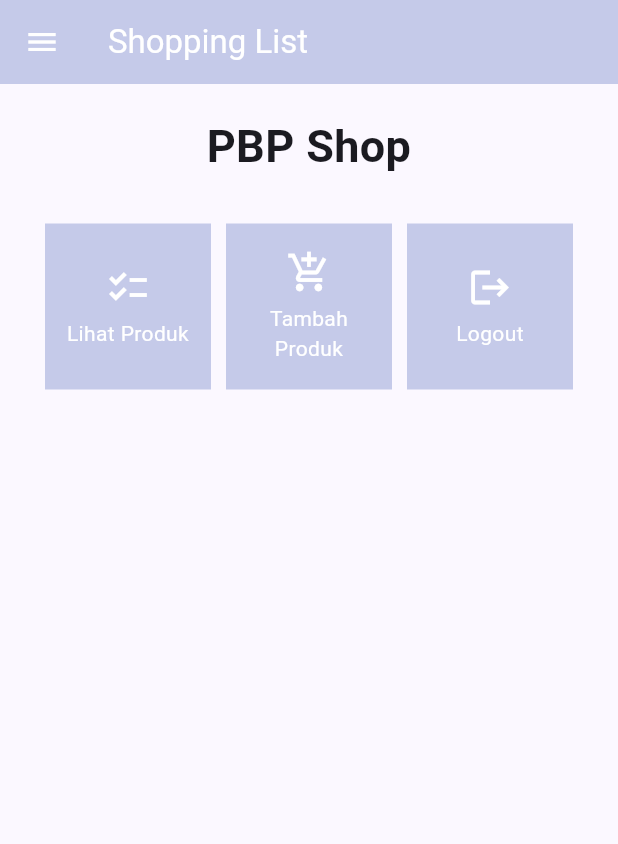
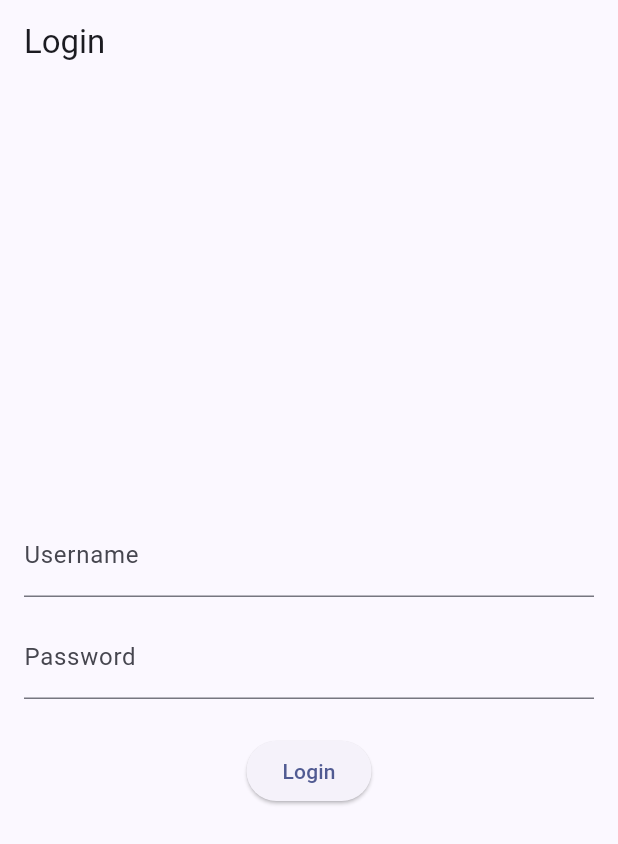
Before and after one commit to budf93/shopping-list-mobile, a Flutter app: the screen it shows after launch, on a phone screen of 412 x 824 dp. Shown: the top 844 px of the screen. Run offline on Flutter 3.47's test engine with Material 2 defaults, Android fonts, the phone set to English and light mode, and no system bars; missing offline and left inert: pbp_django_auth.

Commit message:
menyelesaikan tutorial 8

```diff
--- a/lib/main.dart
+++ b/lib/main.dart
@@ -1,4 +1,7 @@
 import 'package:flutter/material.dart';
+import 'package:pbp_django_auth/pbp_django_auth.dart';
+import 'package:provider/provider.dart';
+import 'package:shopping_list/screens/login.dart';
 import 'package:shopping_list/screens/menu.dart';
 
 void main() {
@@ -6,33 +9,22 @@ void main() {
 }
 
 class MyApp extends StatelessWidget {
-  const MyApp({super.key});
+  const MyApp({Key? key}) : super(key: key);
 
-  // This widget is the root of your application.
   @override
   Widget build(BuildContext context) {
-    return MaterialApp(
-      title: 'Flutter Demo',
-      theme: ThemeData(
-        // This is the theme of your application.
-        //
-        // TRY THIS: Try running your application with "flutter run". You'll see
-        // the application has a blue toolbar. Then, without quitting the app,
-        // try changing the seedColor in the colorScheme below to Colors.green
-        // and then invoke "hot reload" (save your changes or press the "hot
-        // reload" button in a Flutter-supported IDE, or press "r" if you used
-        // the command line to start the app).
-        //
-        // Notice that the counter didn't reset back to zero; the application
-        // state is not lost during the reload. To reset the state, use hot
-        // restart instead.
-        //
-        // This works for code too, not just values: Most code changes can be
-        // tested with just a hot reload.
-        colorScheme: ColorScheme.fromSeed(seedColor: Colors.indigo),
-        useMaterial3: true,
-      ),
-      home: MyHomePage(),
+    return Provider(
+      create: (_) {
+        CookieRequest request = CookieRequest();
+        return request;
+      },
+      child: MaterialApp(
+          title: 'Flutter App',
+          theme: ThemeData(
+            colorScheme: ColorScheme.fromSeed(seedColor: Colors.indigo),
+            useMaterial3: true,
+          ),
+          home: LoginPage()),
     );
   }
 }
--- /dev/null
+++ b/lib/screens/login.dart
@@ -0,0 +1,114 @@
+import 'package:shopping_list/screens/menu.dart';
+import 'package:flutter/material.dart';
+import 'package:pbp_django_auth/pbp_django_auth.dart';
+import 'package:provider/provider.dart';
+
+void main() {
+  runApp(const LoginApp());
+}
+
+class LoginApp extends StatelessWidget {
+  const LoginApp({super.key});
+
+  @override
+  Widget build(BuildContext context) {
+    return MaterialApp(
+      title: 'Login',
+      theme: ThemeData(
+        primarySwatch: Colors.blue,
+      ),
+      home: const LoginPage(),
+    );
+  }
+}
+
+class LoginPage extends StatefulWidget {
+  const LoginPage({super.key});
+
+  @override
+  _LoginPageState createState() => _LoginPageState();
+}
+
+class _LoginPageState extends State<LoginPage> {
+  final TextEditingController _usernameController = TextEditingController();
+  final TextEditingController _passwordController = TextEditingController();
+
+  @override
+  Widget build(BuildContext context) {
+    final request = context.watch<CookieRequest>();
+    return Scaffold(
+      appBar: AppBar(
+        title: const Text('Login'),
+      ),
+      body: Container(
+        padding: const EdgeInsets.all(16.0),
+        child: Column(
+          mainAxisAlignment: MainAxisAlignment.center,
+          children: [
+            TextField(
+              controller: _usernameController,
+              decoration: const InputDecoration(
+                labelText: 'Username',
+              ),
+            ),
+            const SizedBox(height: 12.0),
+            TextField(
+              controller: _passwordController,
+              decoration: const InputDecoration(
+                labelText: 'Password',
+              ),
+              obscureText: true,
+            ),
+            const SizedBox(height: 24.0),
+            ElevatedButton(
+              onPressed: () async {
+                String username = _usernameController.text;
+                String password = _passwordController.text;
+
+                // Cek kredensial
+                // TODO: Ganti URL dan jangan lupa tambahkan trailing slash (/) di akhir URL!
+                // Untuk menyambungkan Android emulator dengan Django pada localhost,
+                // gunakan URL http://10.0.2.2/
+                final response =
+                    await request.login("http://127.0.0.1:8000/auth/login/", {
+                  'username': username,
+                  'password': password,
+                });
+
+                if (request.loggedIn) {
+                  String message = response['message'];
+                  String uname = response['username'];
+                  Navigator.pushReplacement(
+                    context,
+                    MaterialPageRoute(builder: (context) => MyHomePage()),
+                  );
+                  ScaffoldMessenger.of(context)
+                    ..hideCurrentSnackBar()
+                    ..showSnackBar(SnackBar(
+                        content: Text("$message Selamat datang, $uname.")));
+                } else {
+                  showDialog(
+                    context: context,
+                    builder: (context) => AlertDialog(
+                      title: const Text('Login Gagal'),
+                      content: Text(response['message']),
+                      actions: [
+                        TextButton(
+                          child: const Text('OK'),
+                          onPressed: () {
+                            Navigator.pop(context);
+                          },
+                        ),
+                      ],
+                    ),
+                  );
+                }
+              },
+              child: const Text('Login'),
+            ),
+          ],
+        ),
+      ),
+    );
+  }
+}
--- a/pubspec.yaml
+++ b/pubspec.yaml
@@ -35,6 +35,9 @@ dependencies:
   # The following adds the Cupertino Icons font to your application.
   # Use with the CupertinoIcons class for iOS style icons.
   cupertino_icons: ^1.0.2
+  provider: ^6.1.1
+  pbp_django_auth: ^0.3.1
+  http: ^0.13.6
 
 dev_dependencies:
   flutter_test:
```
Also changed, not shown: lib/models/product.dart (added, +68 -0 lines), lib/screens/list_product.dart (added, +90 -0 lines), lib/screens/shoplist_form.dart (+34 -28 lines), lib/widgets/left_drawer.dart (+12 -0 lines), lib/widgets/shoplist_card.dart (+28 -1 lines), pubspec.lock, 2 other files.
